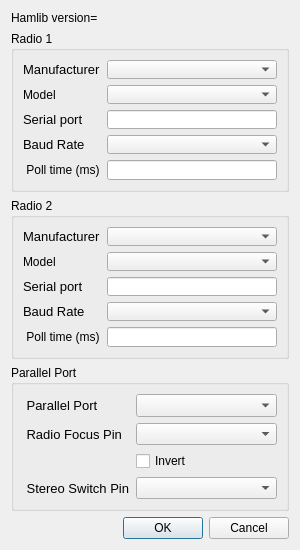
n4ogw/so2sdr, file so2sdr/radiodialog.ui: the form before one commit.
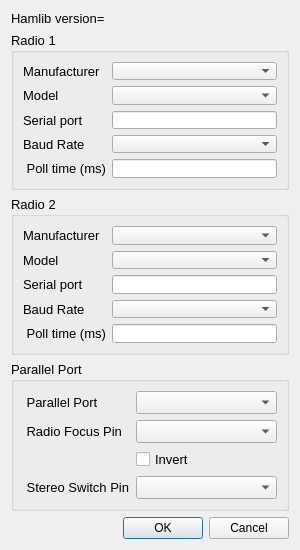
The form after the commit.

Commit message: Changes related to latest Windows update. Mostly fixing font problems and inconsistencies.

Diff of the .ui file:
```diff
--- a/so2sdr/radiodialog.ui
+++ b/so2sdr/radiodialog.ui
@@ -34,6 +34,11 @@
   <layout class="QVBoxLayout" name="verticalLayout_4">
    <item>
     <widget class="QLabel" name="hamlibVersionLabel">
+     <property name="font">
+      <font>
+       <pointsize>10</pointsize>
+      </font>
+     </property>
      <property name="text">
       <string>Hamlib version=</string>
      </property>
@@ -41,6 +46,11 @@
    </item>
    <item>
     <widget class="QGroupBox" name="groupBox1">
+     <property name="font">
+      <font>
+       <pointsize>10</pointsize>
+      </font>
+     </property>
      <property name="title">
       <string>Radio 1</string>
      </property>
@@ -73,6 +83,11 @@
         </item>
         <item row="1" column="0">
          <widget class="QLabel" name="label_12">
+          <property name="font">
+           <font>
+            <pointsize>10</pointsize>
+           </font>
+          </property>
           <property name="text">
            <string>Model</string>
           </property>
@@ -125,6 +140,11 @@
         </item>
         <item row="4" column="0">
          <widget class="QLabel" name="label_10">
+          <property name="font">
+           <font>
+            <pointsize>10</pointsize>
+           </font>
+          </property>
           <property name="text">
            <string> Poll time (ms)</string>
           </property>
@@ -144,6 +164,11 @@
    </item>
    <item>
     <widget class="QGroupBox" name="groupBox2">
+     <property name="font">
+      <font>
+       <pointsize>10</pointsize>
+      </font>
+     </property>
      <property name="title">
       <string>Radio 2</string>
      </property>
@@ -176,6 +201,11 @@
         </item>
         <item row="1" column="0">
          <widget class="QLabel" name="label_13">
+          <property name="font">
+           <font>
+            <pointsize>10</pointsize>
+           </font>
+          </property>
           <property name="text">
            <string>Model</string>
           </property>
@@ -228,6 +258,11 @@
         </item>
         <item row="4" column="0">
          <widget class="QLabel" name="label_11">
+          <property name="font">
+           <font>
+            <pointsize>10</pointsize>
+           </font>
+          </property>
           <property name="text">
            <string> Poll time (ms)</string>
           </property>
@@ -247,6 +282,11 @@
    </item>
    <item>
     <widget class="QGroupBox" name="groupBoxParallel">
+     <property name="font">
+      <font>
+       <pointsize>10</pointsize>
+      </font>
+     </property>
      <property name="title">
       <string>Parallel Port</string>
      </property>
```
The commit also changes 18 other files.
